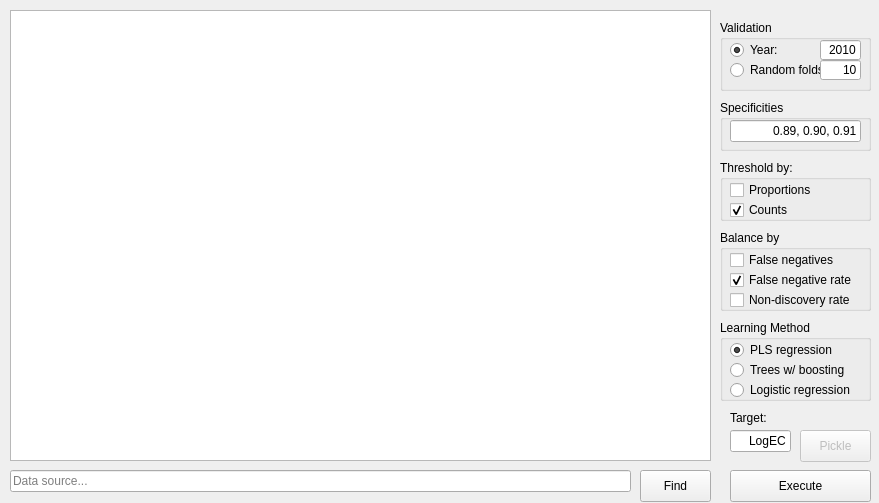
Qt form GLRI/code/ModelBuilder/modelbuilder.ui (mnfienen/beach_gui) before a commit.
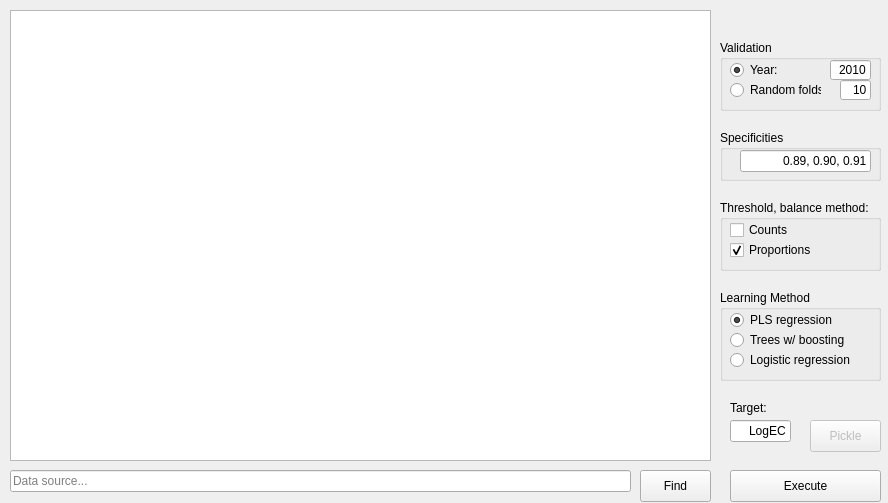
The same form after that commit.

```diff
--- a/GLRI/code/ModelBuilder/modelbuilder.ui
+++ b/GLRI/code/ModelBuilder/modelbuilder.ui
@@ -6,7 +6,7 @@
    <rect>
     <x>0</x>
     <y>0</y>
-    <width>879</width>
+    <width>888</width>
     <height>503</height>
    </rect>
   </property>
@@ -18,7 +18,7 @@
     <rect>
      <x>730</x>
      <y>470</y>
-     <width>141</width>
+     <width>151</width>
      <height>32</height>
     </rect>
    </property>
@@ -59,7 +59,7 @@
    <property name="geometry">
     <rect>
      <x>730</x>
-     <y>430</y>
+     <y>420</y>
      <width>61</width>
      <height>22</height>
     </rect>
@@ -78,7 +78,7 @@
    <property name="geometry">
     <rect>
      <x>730</x>
-     <y>410</y>
+     <y>400</y>
      <width>101</width>
      <height>16</height>
     </rect>
@@ -93,8 +93,8 @@
    </property>
    <property name="geometry">
     <rect>
-     <x>800</x>
-     <y>430</y>
+     <x>810</x>
+     <y>420</y>
      <width>71</width>
      <height>32</height>
     </rect>
@@ -129,8 +129,8 @@
    <property name="geometry">
     <rect>
      <x>720</x>
-     <y>20</y>
-     <width>151</width>
+     <y>40</y>
+     <width>161</width>
      <height>71</height>
     </rect>
    </property>
@@ -181,7 +181,7 @@
     </property>
     <property name="geometry">
      <rect>
-      <x>100</x>
+      <x>110</x>
       <y>20</y>
       <width>41</width>
       <height>20</height>
@@ -203,9 +203,9 @@
     </property>
     <property name="geometry">
      <rect>
-      <x>100</x>
+      <x>120</x>
       <y>40</y>
-      <width>41</width>
+      <width>31</width>
       <height>20</height>
      </rect>
     </property>
@@ -224,9 +224,9 @@
    <property name="geometry">
     <rect>
      <x>720</x>
-     <y>320</y>
-     <width>151</width>
-     <height>81</height>
+     <y>290</y>
+     <width>161</width>
+     <height>91</height>
     </rect>
    </property>
    <property name="title">
@@ -256,7 +256,7 @@
      <rect>
       <x>10</x>
       <y>40</y>
-      <width>141</width>
+      <width>151</width>
       <height>20</height>
      </rect>
     </property>
@@ -294,13 +294,13 @@
    <property name="geometry">
     <rect>
      <x>720</x>
-     <y>230</y>
-     <width>151</width>
-     <height>81</height>
+     <y>200</y>
+     <width>161</width>
+     <height>71</height>
     </rect>
    </property>
    <property name="title">
-    <string>Balance by</string>
+    <string>Threshold, balance method:</string>
    </property>
    <widget class="QCheckBox" name="checkBox_bFalseNeg">
     <property name="geometry">
@@ -312,76 +312,21 @@
      </rect>
     </property>
     <property name="text">
-     <string>False negatives</string>
-    </property>
-   </widget>
-   <widget class="QCheckBox" name="checkBox_bFalseNegRate">
-    <property name="geometry">
-     <rect>
-      <x>10</x>
-      <y>40</y>
-      <width>141</width>
-      <height>20</height>
-     </rect>
-    </property>
-    <property name="text">
-     <string>False negative rate</string>
-    </property>
-    <property name="checked">
-     <bool>true</bool>
-    </property>
-   </widget>
-   <widget class="QCheckBox" name="checkBox_bNDR">
-    <property name="geometry">
-     <rect>
-      <x>10</x>
-      <y>60</y>
-      <width>151</width>
-      <height>20</height>
-     </rect>
-    </property>
-    <property name="text">
-     <string>Non-discovery rate</string>
-    </property>
-   </widget>
-  </widget>
-  <widget class="QGroupBox" name="groupBox_4">
-   <property name="geometry">
-    <rect>
-     <x>720</x>
-     <y>160</y>
-     <width>151</width>
-     <height>61</height>
-    </rect>
-   </property>
-   <property name="title">
-    <string>Threshold by:</string>
-   </property>
-   <widget class="QCheckBox" name="checkBox_tProps">
-    <property name="geometry">
-     <rect>
-      <x>10</x>
-      <y>20</y>
-      <width>101</width>
-      <height>20</height>
-     </rect>
-    </property>
-    <property name="text">
-     <string>Proportions</string>
-    </property>
-   </widget>
-   <widget class="QCheckBox" name="checkBox_tCounts">
-    <property name="geometry">
-     <rect>
-      <x>10</x>
-      <y>40</y>
-      <width>87</width>
-      <height>20</height>
-     </rect>
-    </property>
-    <property name="text">
      <string>Counts</string>
     </property>
+   </widget>
+   <widget class="QCheckBox" name="checkBox_Proportions">
+    <property name="geometry">
+     <rect>
+      <x>10</x>
+      <y>40</y>
+      <width>141</width>
+      <height>20</height>
+     </rect>
+    </property>
+    <property name="text">
+     <string>Proportions</string>
+    </property>
     <property name="checked">
      <bool>true</bool>
     </property>
@@ -391,8 +336,8 @@
    <property name="geometry">
     <rect>
      <x>720</x>
-     <y>100</y>
-     <width>151</width>
+     <y>130</y>
+     <width>161</width>
      <height>51</height>
     </rect>
    </property>
@@ -402,7 +347,7 @@
    <widget class="QLineEdit" name="lineEdit_specificities">
     <property name="geometry">
      <rect>
-      <x>10</x>
+      <x>20</x>
       <y>20</y>
       <width>131</width>
       <height>22</height>
```
Left out of the diff: 2 changed lines with no effect on the pictures.
